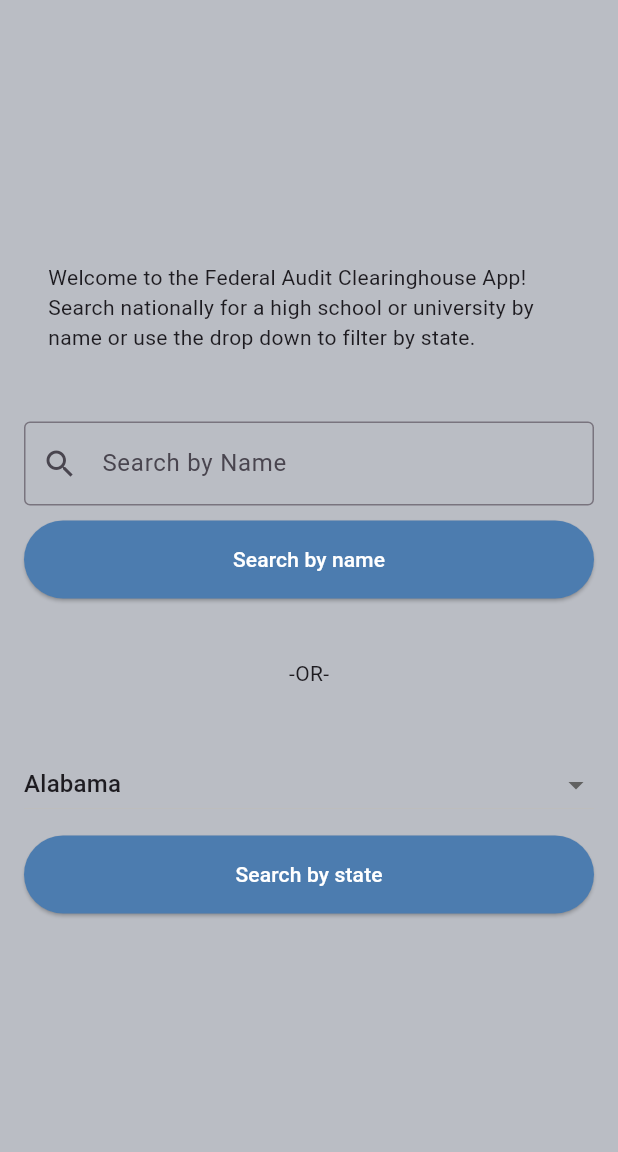
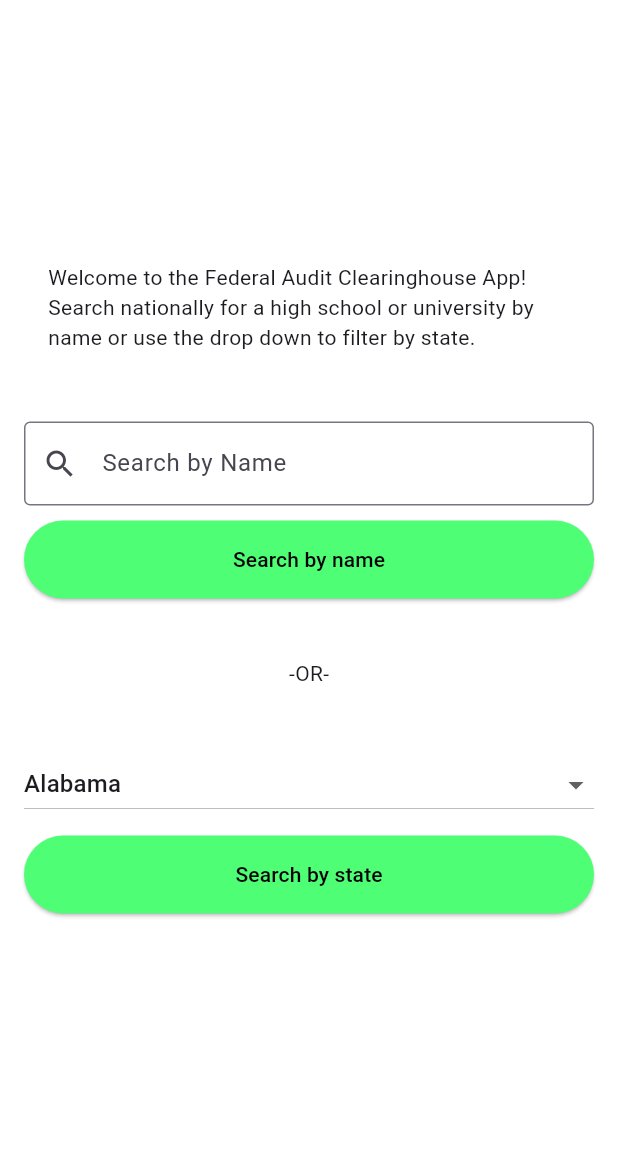
Before and after one commit to dylcarinc/Final-Project, a Flutter app: the screen it shows after launch, on a phone screen of 412 x 824 dp, the part 84-1236 px from its top. Run offline on Flutter 3.47's test engine with Material 3 defaults, Android fonts, the phone set to English and light mode, and no system bars; our stand-ins replace pie_chart.

Commit message:
design elements. changed colors of buttons, background, and font

```diff
--- a/school_audit_navigator/lib/main.dart
+++ b/school_audit_navigator/lib/main.dart
@@ -8,7 +8,7 @@ void main() {
     MaterialApp(
       home: const MyHomePage(title: "School Audit Navigator"),
       theme: ThemeData(
-        scaffoldBackgroundColor: const Color.fromARGB(255, 186, 189, 196),
+        scaffoldBackgroundColor: const Color.fromARGB(255, 255, 255, 255),
       ),
     ),
   );
@@ -64,6 +64,7 @@ class _MyHomePageState extends State<MyHomePage> {
               const Padding(
                 padding: EdgeInsets.all(16.0),
                 child: Text("Welcome to the Federal Audit Clearinghouse App! Search nationally for a high school or university by name or use the drop down to filter by state."),
+                // minFontSize:
               ),
               const SizedBox(height: 30.0),
 
@@ -84,12 +85,12 @@ class _MyHomePageState extends State<MyHomePage> {
                   ElevatedButton(
                     onPressed: () => _performSearchByName(context),
                     style: ElevatedButton.styleFrom(
-                      backgroundColor: const Color.fromARGB(255, 76, 124, 175),
+                      backgroundColor: const Color.fromARGB(255, 78, 255, 117),
                       padding: const EdgeInsets.symmetric(vertical: 16.0),
                     ),
                     child: const Text(
                       'Search by name',
-                      style: TextStyle(color: Colors.white),
+                      style: TextStyle(color: Color.fromARGB(255, 0, 0, 0)),
                     ),
                   ),
                 ],
@@ -122,12 +123,12 @@ class _MyHomePageState extends State<MyHomePage> {
                   ElevatedButton(
                     onPressed: () => _performSearchByState(context),
                     style: ElevatedButton.styleFrom(
-                      backgroundColor: const Color.fromARGB(255, 76, 124, 175),
+                      backgroundColor: const Color.fromARGB(255, 78, 255, 117),
                       padding: const EdgeInsets.symmetric(vertical: 16.0),
                     ),
                     child: const Text(
                       'Search by state',
-                      style: TextStyle(color: Colors.white),
+                      style: TextStyle(color: Color.fromARGB(255, 0, 0, 0)),
                     ),
                   ),
                 ],
```
